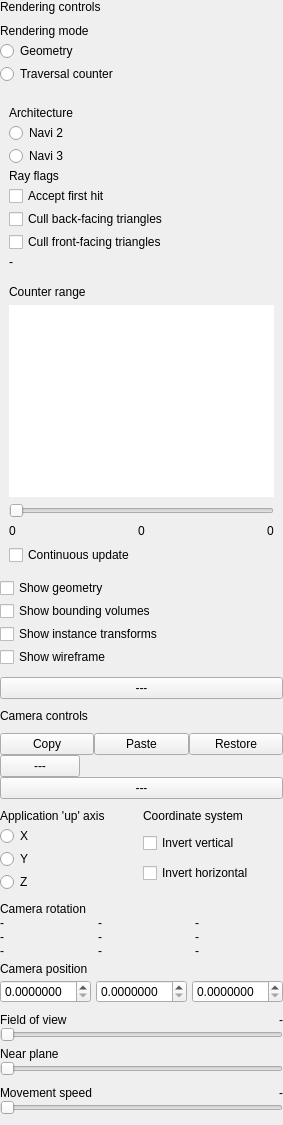
This is source/frontend/views/side_panels/view_pane.ui in GPUOpen-Tools/radeon_raytracing_analyzer as Qt 5 draws it before an edit. The edited form follows.
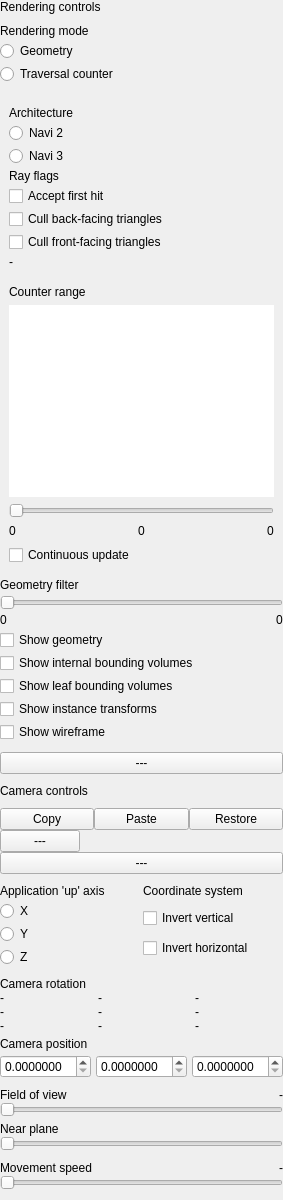
This is the edited form. Icons and pictures are not drawn. Custom widgets are drawn as their Qt base class.

What changed in the file:
```diff
--- a/source/frontend/views/side_panels/view_pane.ui
+++ b/source/frontend/views/side_panels/view_pane.ui
@@ -589,6 +589,120 @@
           </layout>
          </widget>
         </item>
+        <item>
+         <widget class="QFrame" name="geometry_filter_container_">
+          <layout class="QVBoxLayout" name="vertical_layout_geometry_filter_container_">
+           <property name="spacing">
+            <number>3</number>
+           </property>
+           <property name="leftMargin">
+            <number>0</number>
+           </property>
+           <property name="topMargin">
+            <number>0</number>
+           </property>
+           <property name="rightMargin">
+            <number>0</number>
+           </property>
+           <property name="bottomMargin">
+            <number>0</number>
+           </property>
+           <item>
+            <widget class="ScaledLabel" name="label_geometry_filter_">
+             <property name="sizePolicy">
+              <sizepolicy hsizetype="Minimum" vsizetype="Fixed">
+               <horstretch>0</horstretch>
+               <verstretch>0</verstretch>
+              </sizepolicy>
+             </property>
+             <property name="text">
+              <string>Geometry filter</string>
+             </property>
+            </widget>
+           </item>
+           <item>
+            <widget class="DoubleSliderHeatmapWidget" name="geometry_filter_slider_">
+             <property name="sizePolicy">
+              <sizepolicy hsizetype="Minimum" vsizetype="Fixed">
+               <horstretch>0</horstretch>
+               <verstretch>0</verstretch>
+              </sizepolicy>
+             </property>
+             <property name="minimum">
+              <number>0</number>
+             </property>
+             <property name="maximum">
+              <number>1000</number>
+             </property>
+             <property name="orientation">
+              <enum>Qt::Horizontal</enum>
+             </property>
+            </widget>
+           </item>
+           <item>
+            <layout class="QHBoxLayout" name="geometry_filter_values_layout_">
+             <property name="spacing">
+              <number>0</number>
+             </property>
+             <property name="leftMargin">
+              <number>0</number>
+             </property>
+             <property name="topMargin">
+              <number>0</number>
+             </property>
+             <property name="rightMargin">
+              <number>0</number>
+             </property>
+             <property name="bottomMargin">
+              <number>0</number>
+             </property>
+             <item>
+              <widget class="ScaledLabel" name="geometry_filter_min_value_">
+               <property name="sizePolicy">
+                <sizepolicy hsizetype="Fixed" vsizetype="Fixed">
+                 <horstretch>0</horstretch>
+                 <verstretch>0</verstretch>
+                </sizepolicy>
+               </property>
+               <property name="text">
+                <string>0</string>
+               </property>
+              </widget>
+             </item>
+             <item>
+              <spacer name="horizontal_spacer_geometry_filter_">
+               <property name="orientation">
+                <enum>Qt::Horizontal</enum>
+               </property>
+               <property name="sizeType">
+                <enum>QSizePolicy::Expanding</enum>
+               </property>
+               <property name="sizeHint" stdset="0">
+                <size>
+                 <width>5</width>
+                 <height>10</height>
+                </size>
+               </property>
+              </spacer>
+             </item>
+             <item>
+              <widget class="ScaledLabel" name="geometry_filter_max_value_">
+               <property name="sizePolicy">
+                <sizepolicy hsizetype="Fixed" vsizetype="Fixed">
+                 <horstretch>0</horstretch>
+                 <verstretch>0</verstretch>
+                </sizepolicy>
+               </property>
+               <property name="text">
+                <string>0</string>
+               </property>
+              </widget>
+             </item>
+            </layout>
+           </item>
+          </layout>
+         </widget>
+        </item>
         <item>
          <widget class="ColoredCheckbox" name="content_render_geometry_">
           <property name="sizePolicy">
@@ -614,13 +728,29 @@
            </sizepolicy>
           </property>
           <property name="text">
-           <string>Show bounding volumes</string>
+           <string>Show internal bounding volumes</string>
           </property>
           <property name="toolTip">
            <string>Toggle the bounding volume overlay. Pressing "B" offers the same functionality.</string>
           </property>
          </widget>
         </item>
+        <item>
+         <widget class="ColoredCheckbox" name="content_render_leaf_bvh_">
+          <property name="sizePolicy">
+           <sizepolicy hsizetype="Minimum" vsizetype="Fixed">
+            <horstretch>0</horstretch>
+            <verstretch>0</verstretch>
+           </sizepolicy>
+          </property>
+          <property name="text">
+           <string>Show leaf bounding volumes</string>
+          </property>
+          <property name="toolTip">
+           <string>Toggle the bounding volume overlay. Pressing "L" offers the same functionality.</string>
+          </property>
+         </widget>
+        </item>
         <item>
          <widget class="ColoredCheckbox" name="content_render_instance_transform_">
           <property name="sizePolicy">
```
Left out of the diff: 2 changed lines with no effect on the pictures.
